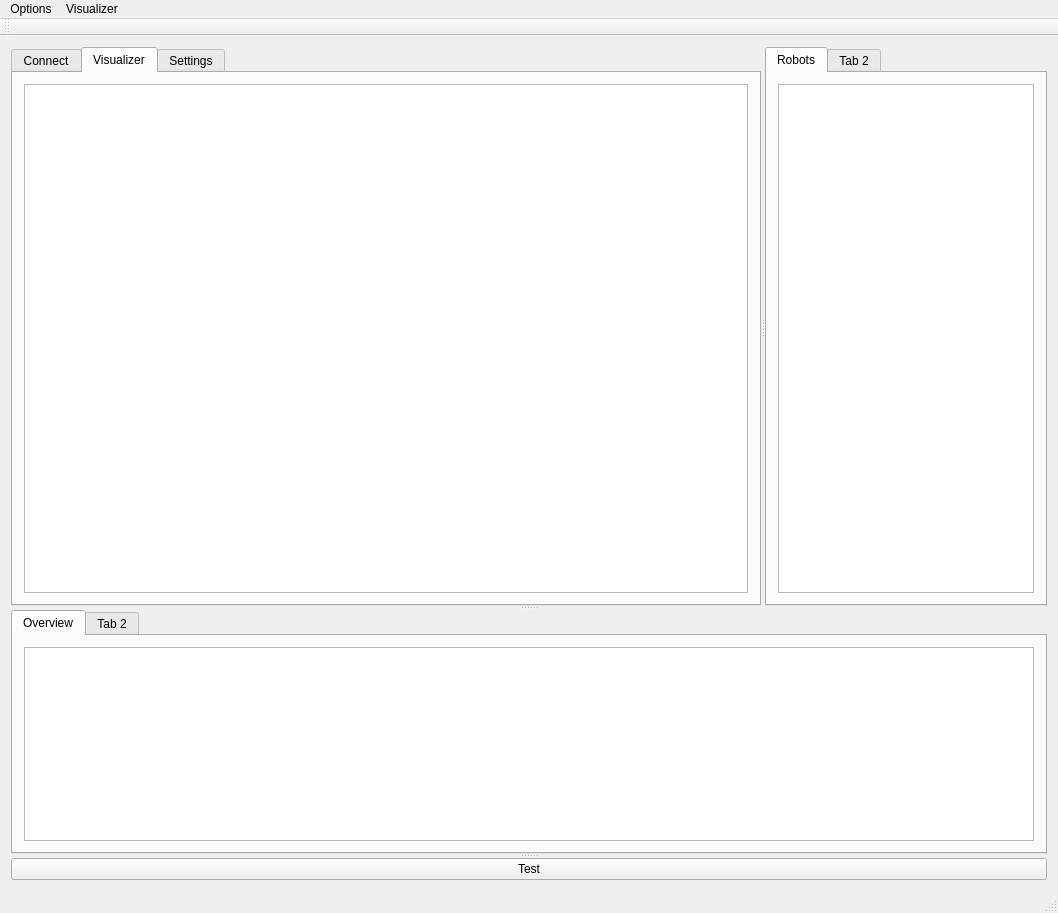
Qt form mainwindow.ui (yorkrobotlab/ardebug) before a commit.
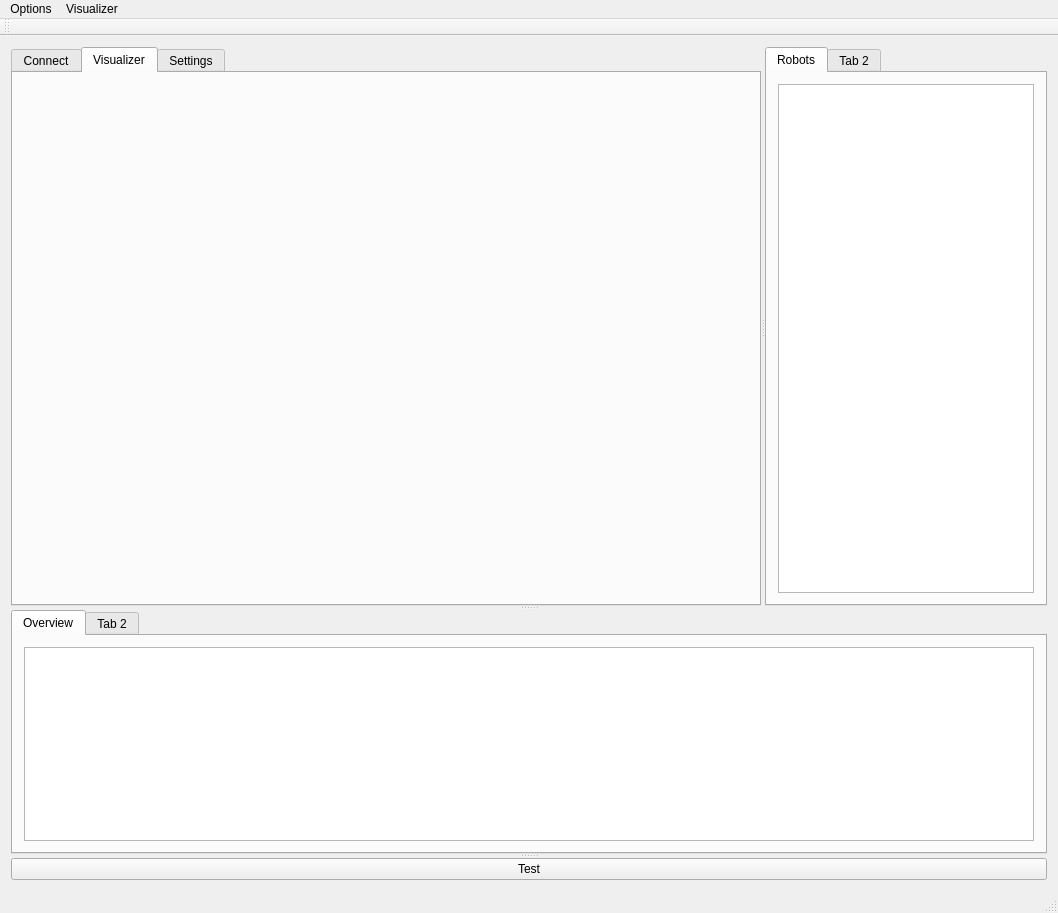
The same form after that commit. The open tabs and pages were chosen to show the change.

Commit message: Embedded CV image in Qt widget. Added appconfig.h to allow for camera-less configuration.

The edit to the form file:
```diff
--- a/mainwindow.ui
+++ b/mainwindow.ui
@@ -146,9 +146,6 @@
             <property name="sizeConstraint">
              <enum>QLayout::SetNoConstraint</enum>
             </property>
-            <item>
-             <widget class="QGraphicsView" name="graphicsView"/>
-            </item>
            </layout>
           </item>
          </layout>
```
Left out of the diff: 2 changed lines with no effect on the pictures. The commit also changes 7 other files.
